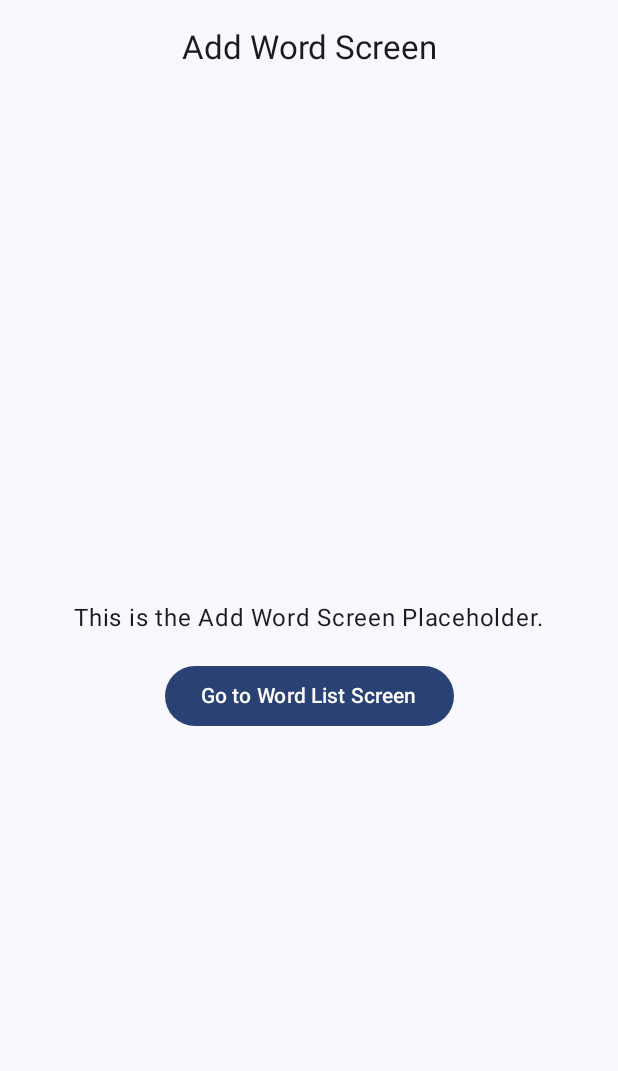
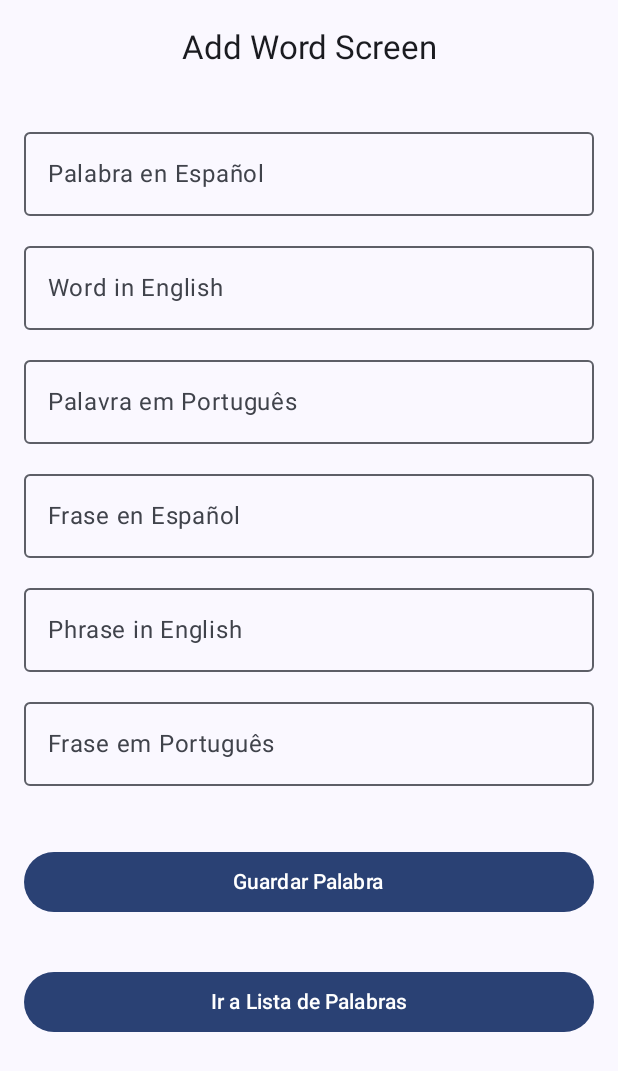
Before and after one commit to fgmasw/FullyTrilingual-Public, an Android app built with Jetpack Compose: the screen it shows after launch (MainActivity), after a tap on "Go to Add Word Screen", on a phone screen of 412 x 824 dp. Shown: the top 1071 px of the screen. Run offline under Robolectric (Android 15) with nearby library versions, the phone set to English and light mode, and no system bars; our stand-ins replace Room's generated code.

Commit message:
Update with changes 2024-12-14 01:16

```diff
--- a/app/build.gradle.kts
+++ b/app/build.gradle.kts
@@ -58,9 +58,9 @@ dependencies {
     implementation(libs.androidx.material3)
 
     // Room dependencies (Usando alias)
-    implementation(libs.androidx.room.runtime)
-    kapt(libs.androidx.room.compiler)
-    implementation(libs.androidx.room.ktx)
+    implementation("androidx.room:room-runtime:2.6.1")
+    kapt("androidx.room:room-compiler:2.6.1")
+    implementation("androidx.room:room-ktx:2.6.1")
 
     // ViewModel Compose
     implementation(libs.androidx.lifecycle.viewmodel.compose)
--- a/app/src/main/java/com/fagir/fullytrilingual/data/local/dao/WordDao.kt
+++ b/app/src/main/java/com/fagir/fullytrilingual/data/local/dao/WordDao.kt
@@ -1,4 +1,22 @@
 package com.fagir.fullytrilingual.data.local.dao
 
-class WordDao {
+import androidx.room.Dao
+import androidx.room.Insert
+import androidx.room.OnConflictStrategy
+import androidx.room.Query
+import androidx.room.Delete
+import com.fagir.fullytrilingual.data.local.entities.Word
+import kotlinx.coroutines.flow.Flow
+
+@Dao
+interface WordDao {
+
+    @Insert(onConflict = OnConflictStrategy.REPLACE)
+    suspend fun insertWord(word: Word) // Parámetro debe ser de tipo @Entity
+
+    @Query("SELECT * FROM words ORDER BY id DESC")
+    fun getAllWords(): Flow<List<Word>> // Retorno debe ser compatible con Room
+
+    @Delete
+    suspend fun deleteWord(word: Word) // Parámetro debe ser de tipo @Entity
 }
--- a/app/src/main/java/com/fagir/fullytrilingual/data/local/database/AppDatabase.kt
+++ b/app/src/main/java/com/fagir/fullytrilingual/data/local/database/AppDatabase.kt
@@ -1,4 +1,31 @@
 package com.fagir.fullytrilingual.data.local.database
 
-class AppDatabase {
+import android.content.Context
+import androidx.room.Database
+import androidx.room.Room
+import androidx.room.RoomDatabase
+import com.fagir.fullytrilingual.data.local.dao.WordDao
+import com.fagir.fullytrilingual.data.local.entities.Word
+
+@Database(entities = [Word::class], version = 1, exportSchema = false)
+abstract class AppDatabase : RoomDatabase() {
+
+    abstract fun wordDao(): WordDao
+
+    companion object {
+        @Volatile
+        private var INSTANCE: AppDatabase? = null
+
+        fun getDatabase(context: Context): AppDatabase {
+            return INSTANCE ?: synchronized(this) {
+                val instance = Room.databaseBuilder(
+                    context.applicationContext,
+                    AppDatabase::class.java,
+                    "fully_trilingual_database"
+                ).build()
+                INSTANCE = instance
+                instance
+            }
+        }
+    }
 }
--- a/app/src/main/java/com/fagir/fullytrilingual/ui/screens/addword/AddWordScreenPlaceholder.kt
+++ b/app/src/main/java/com/fagir/fullytrilingual/ui/screens/addword/AddWordScreenPlaceholder.kt
@@ -3,20 +3,38 @@
 package com.fagir.fullytrilingual.ui.screens.addword
 
 import androidx.compose.foundation.layout.*
-import androidx.compose.material3.Button
-import androidx.compose.material3.CenterAlignedTopAppBar
-import androidx.compose.material3.ExperimentalMaterial3Api
-import androidx.compose.material3.Scaffold
-import androidx.compose.material3.Text
-import androidx.compose.material3.TopAppBar
+import androidx.compose.material3.*
 import androidx.compose.runtime.Composable
+import androidx.compose.runtime.remember
+import androidx.compose.runtime.mutableStateOf
+import androidx.compose.runtime.getValue
+import androidx.compose.runtime.setValue
 import androidx.compose.ui.Alignment
 import androidx.compose.ui.Modifier
 import androidx.compose.ui.unit.dp
 import androidx.navigation.NavController
+import androidx.compose.ui.platform.LocalContext
+import com.fagir.fullytrilingual.data.local.database.AppDatabase
+import com.fagir.fullytrilingual.data.local.entities.Word
+import kotlinx.coroutines.CoroutineScope
+import kotlinx.coroutines.Dispatchers
+import kotlinx.coroutines.launch
 
 @Composable
 fun AddWordScreenPlaceholder(navController: NavController) {
+    // Contexto necesario para obtener la base de datos
+    val context = LocalContext.current
+    val database = AppDatabase.getDatabase(context)
+    val wordDao = database.wordDao()
+
+    // Estados para capturar datos de entrada
+    var spanishWord by remember { mutableStateOf("") }
+    var englishWord by remember { mutableStateOf("") }
+    var portugueseWord by remember { mutableStateOf("") }
+    var spanishPhrase by remember { mutableStateOf("") }
+    var englishPhrase by remember { mutableStateOf("") }
+    var portuguesePhrase by remember { mutableStateOf("") }
+
     Scaffold(
         topBar = {
             CenterAlignedTopAppBar(
@@ -24,24 +42,84 @@ fun AddWordScreenPlaceholder(navController: NavController) {
             )
         }
     ) { innerPadding ->
-        // Cuerpo de la pantalla
         Column(
             modifier = Modifier
                 .fillMaxSize()
-                .padding(innerPadding),
+                .padding(innerPadding)
+                .padding(16.dp),
             horizontalAlignment = Alignment.CenterHorizontally,
-            verticalArrangement = Arrangement.Center
+            verticalArrangement = Arrangement.spacedBy(12.dp)
         ) {
-            // Texto de placeholder
-            Text(text = "This is the Add Word Screen Placeholder.")
+            // Campos de texto para ingresar palabras y frases
+            OutlinedTextField(
+                value = spanishWord,
+                onValueChange = { spanishWord = it },
+                label = { Text("Palabra en Español") },
+                modifier = Modifier.fillMaxWidth()
+            )
+            OutlinedTextField(
+                value = englishWord,
+                onValueChange = { englishWord = it },
+                label = { Text("Word in English") },
+                modifier = Modifier.fillMaxWidth()
+            )
+            OutlinedTextField(
+                value = portugueseWord,
+                onValueChange = { portugueseWord = it },
+                label = { Text("Palavra em Português") },
+                modifier = Modifier.fillMaxWidth()
+            )
+            OutlinedTextField(
+                value = spanishPhrase,
+                onValueChange = { spanishPhrase = it },
+                label = { Text("Frase en Español") },
+                modifier = Modifier.fillMaxWidth()
+            )
+            OutlinedTextField(
+                value = englishPhrase,
+                onValueChange = { englishPhrase = it },
+                label = { Text("Phrase in English") },
+                modifier = Modifier.fillMaxWidth()
+            )
+            OutlinedTextField(
+                value = portuguesePhrase,
+                onValueChange = { portuguesePhrase = it },
+                label = { Text("Frase em Português") },
+                modifier = Modifier.fillMaxWidth()
+            )
 
             Spacer(modifier = Modifier.height(16.dp))
 
-            // Botón para navegar a otra pantalla (ejemplo: Word List Screen)
-            Button(onClick = {
-                navController.navigate("wordList")
-            }) {
-                Text(text = "Go to Word List Screen")
+            // Botón para guardar datos en la base de datos
+            Button(
+                onClick = {
+                    CoroutineScope(Dispatchers.IO).launch {
+                        val word = Word(
+                            spanishWord = spanishWord,
+                            englishWord = englishWord,
+                            portugueseWord = portugueseWord,
+                            spanishPhrase = spanishPhrase,
+                            englishPhrase = englishPhrase,
+                            portuguesePhrase = portuguesePhrase
+                        )
+                        wordDao.insertWord(word) // Inserta el dato en la base de datos
+                    }
+                },
+                modifier = Modifier.fillMaxWidth()
+            ) {
+                Text(text = "Guardar Palabra")
+            }
+
+            Spacer(modifier = Modifier.height(8.dp))
+
+            // Botón para navegar a la lista de palabras
+            Button(
+                onClick = {
+                    navController.navigate("wordList")
+                },
+                modifier = Modifier.fillMaxWidth()
+            ) {
+                Text(text = "Ir a Lista de Palabras")
             }
         }
     }
--- a/gradle.properties
+++ b/gradle.properties
@@ -21,3 +21,4 @@ kotlin.code.style=official
 # resources declared in the library itself and none from the library's dependencies,
 # thereby reducing the size of the R class for that library
 android.nonTransitiveRClass=true
+kapt.verbose=true
```
Also changed, not shown: app/src/main/java/com/fagir/fullytrilingual/data/local/entities/Word.kt (+13 -2 lines), app/src/main/java/com/fagir/fullytrilingual/data/repository/WordRepository.kt (+13 -1 lines).
